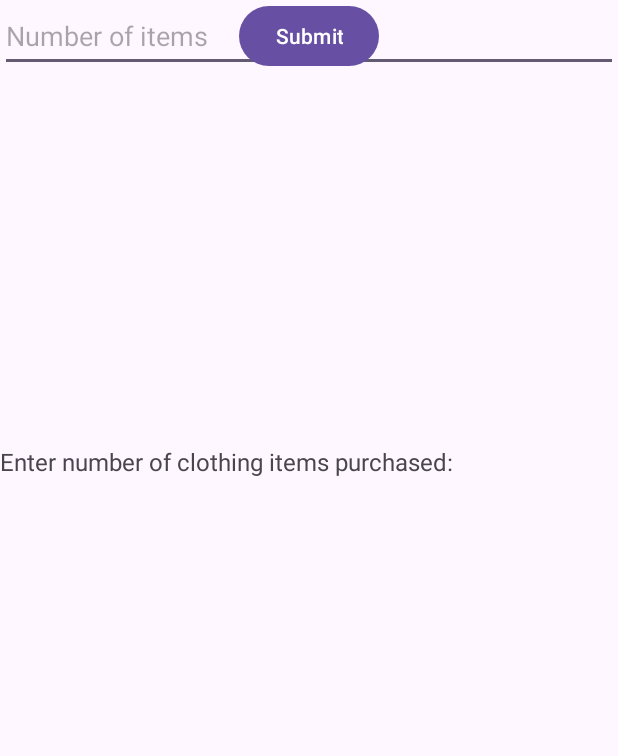
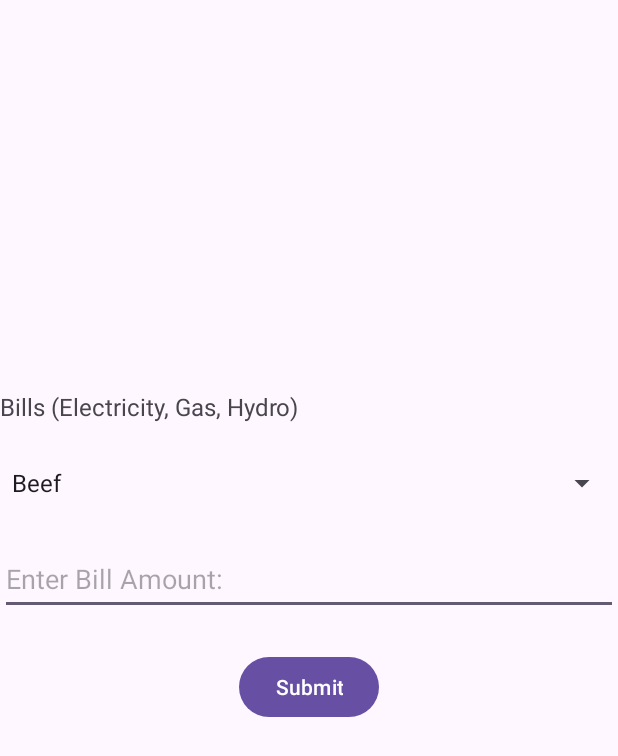
Before and after one commit to IsaacPicov/carbonFootprintApp, an Android app: the layout fragment_bills.xml on its own in the app's theme, with its tools: preview values and no code run, on a phone screen of 412 x 824 dp. Shown: the top 756 px of the screen. Run offline under Robolectric (Android 15) with nearby library versions, the light colour scheme and no system bars.

Commit message:
fix: Fixing BillFragment as .xml was not pushed correctly

```diff
--- a/Starter Application/app/src/main/java/com/example/b07demosummer2024/BillsFragment.java
+++ b/Starter Application/app/src/main/java/com/example/b07demosummer2024/BillsFragment.java
@@ -94,4 +94,3 @@ public class BillsFragment extends Fragment {
         }
     }
 }
-}
--- a/Starter Application/app/src/main/res/layout/fragment_bills.xml
+++ b/Starter Application/app/src/main/res/layout/fragment_bills.xml
@@ -6,36 +6,47 @@
     android:layout_height="match_parent">
 
     <TextView
-        android:id="@+id/textClothes"
+        android:id="@+id/textBills"
         android:layout_width="0dp"
         android:layout_height="wrap_content"
-        android:text="Enter number of clothing items purchased:"
+        android:layout_marginTop="260dp"
+        android:text="@string/bills"
         android:textSize="16sp"
-        app:layout_constraintBottom_toBottomOf="parent"
         app:layout_constraintEnd_toEndOf="parent"
-        app:layout_constraintHorizontal_bias="0.0"
+        app:layout_constraintHorizontal_bias="1.0"
         app:layout_constraintStart_toStartOf="parent"
-        app:layout_constraintTop_toTopOf="parent"
-        app:layout_constraintVertical_bias="0.37" />
+        app:layout_constraintTop_toTopOf="parent" />
+
+    <Spinner
+        android:id="@+id/spinnerBillType"
+        android:layout_width="0dp"
+        android:layout_height="48dp"
+        android:entries="@array/meal_types"
+        app:layout_constraintTop_toBottomOf="@id/textBills"
+        app:layout_constraintStart_toStartOf="parent"
+        app:layout_constraintEnd_toEndOf="parent"
+        app:layout_constraintHorizontal_bias="0.5"
+        android:layout_marginTop="16dp" />
 
     <EditText
-        android:id="@+id/editTextClothingItems"
+        android:id="@+id/editTextBillAmount"
         android:layout_width="0dp"
         android:layout_height="48dp"
-        android:hint="Number of items"
-        android:inputType="number"
+        android:hint="@string/bills_prompt"
+        android:inputType="numberDecimal"
+        app:layout_constraintTop_toBottomOf="@id/spinnerBillType"
+        app:layout_constraintStart_toStartOf="parent"
         app:layout_constraintEnd_toEndOf="parent"
-        app:layout_constraintHorizontal_bias="0.0"
-        app:layout_constraintStart_toStartOf="parent"
-        tools:layout_editor_absoluteY="313dp" />
+        android:layout_marginTop="16dp" />
 
     <Button
-        android:id="@+id/buttonClothesSubmit"
+        android:id="@+id/buttonBillsSubmit"
         android:layout_width="wrap_content"
         android:layout_height="wrap_content"
-        android:text="Submit"
+        android:text="@string/submit"
+        app:layout_constraintTop_toBottomOf="@id/editTextBillAmount"
+        app:layout_constraintStart_toStartOf="parent"
         app:layout_constraintEnd_toEndOf="parent"
-        app:layout_constraintStart_toStartOf="parent"
-        tools:layout_editor_absoluteY="401dp" />
+        android:layout_marginTop="24dp" />
 
 </androidx.constraintlayout.widget.ConstraintLayout>
--- a/Starter Application/app/src/main/res/values/strings.xml
+++ b/Starter Application/app/src/main/res/values/strings.xml
@@ -23,6 +23,8 @@
     <string name="electronics">Buying New Electronics</string>
     <string name="miscellaneous">Buying Miscellaneous Items</string>
     <string name="bills">Bills (Electricity, Gas, Hydro)</string>
+    <string name="bills_prompt">Enter Bill Amount:</string>
+    <string name="submit">Submit</string>
 
     <string-array name="categories_array">
         <item>Books</item>
@@ -41,7 +43,6 @@
         <item>Electric</item>
         <item>I do not know</item>
     </string-array>
-
 
     <string-array name="public_transport">
         <item>bus</item>
@@ -68,5 +69,11 @@
         <item>Plant-Based</item>
     </string-array>
 
+    <string-array name="bill_types">
+        <item>Electricity</item>
+        <item>Gas</item>
+        <item>Water</item>
+    </string-array>
+
 
 </resources>
```
